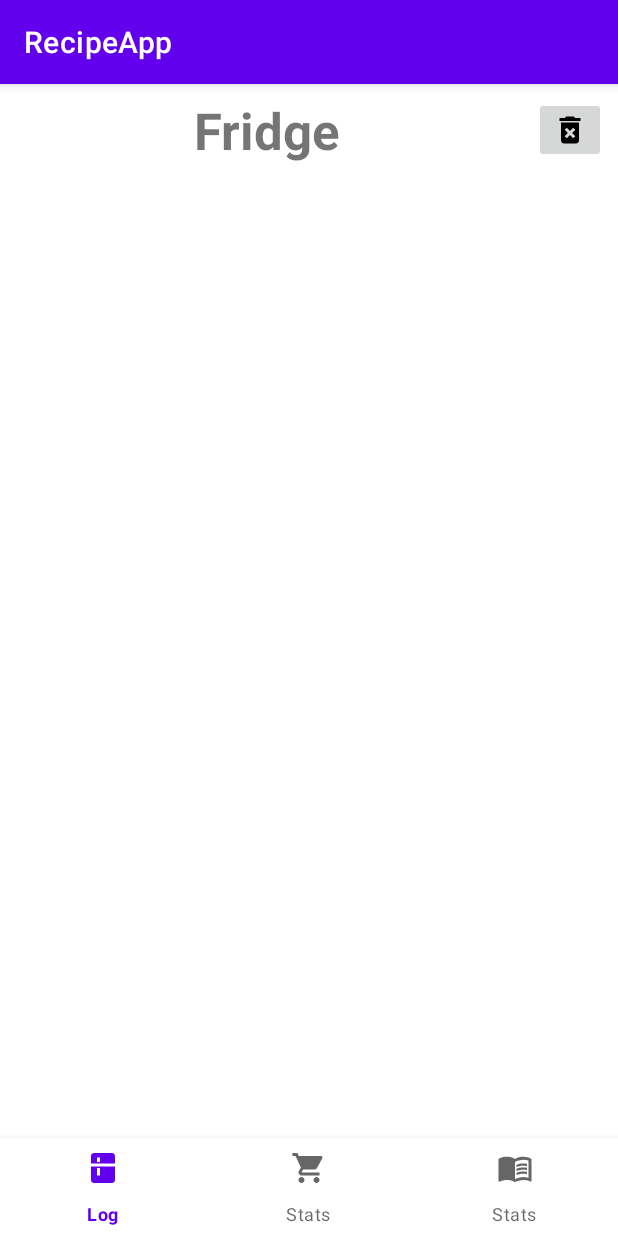
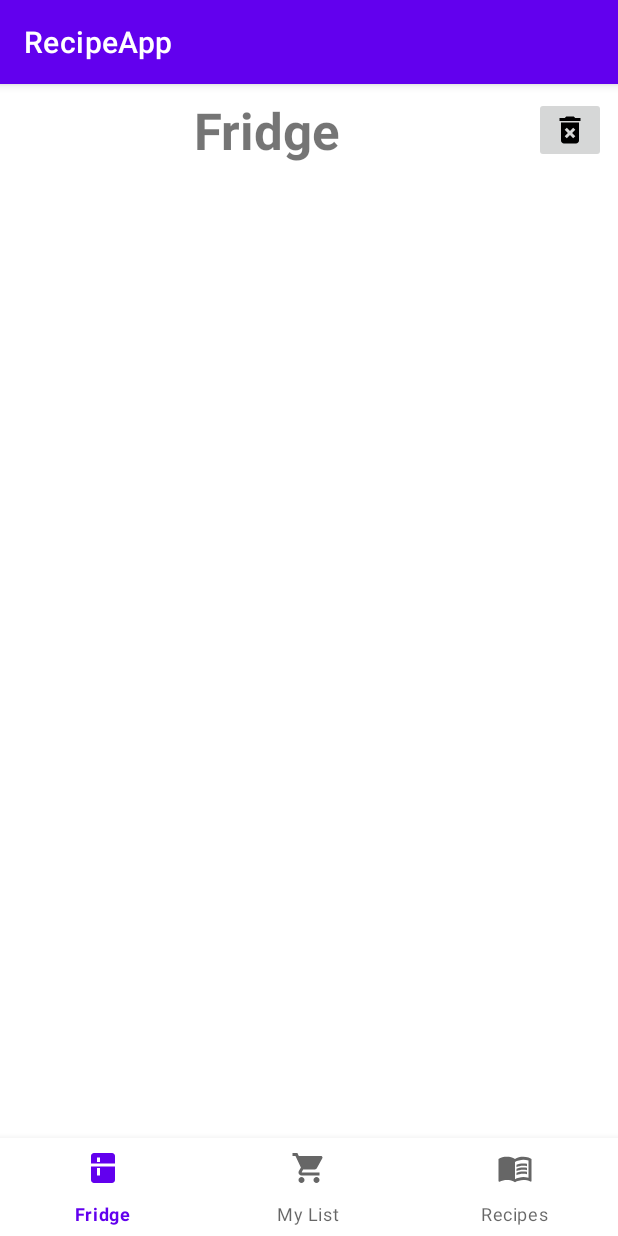
Before and after one commit to AndroidSpring2023FinalProject/RecipeApp, an Android app: the screen it shows after launch (MainActivity), on a phone screen of 412 x 824 dp. Run offline under Robolectric (Android 15) with nearby library versions, the light colour scheme and no system bars.

Commit message:
Fixed the nav names.

```diff
--- /dev/null
+++ b/app/src/main/java/com/example/recipeapp/FridgeAdapter.kt
@@ -0,0 +1,4 @@
+package com.example.recipeapp
+
+class FridgeAdapter {
+}
--- a/app/src/main/java/com/example/recipeapp/MainActivity.kt
+++ b/app/src/main/java/com/example/recipeapp/MainActivity.kt
@@ -16,7 +16,7 @@ class MainActivity : AppCompatActivity() {
 
         val btmNavView = findViewById<BottomNavigationView>(R.id.bottom_navigation)
 
-        btmNavView.setOnItemReselectedListener { item ->
+        btmNavView.setOnItemSelectedListener { item ->
             lateinit var fragment: Fragment
             when(item.itemId){
                 R.id.action_fridge -> fragment = fridgeFragment
--- a/app/src/main/res/menu/menu_bottom_navigation.xml
+++ b/app/src/main/res/menu/menu_bottom_navigation.xml
@@ -5,18 +5,18 @@
         android:id="@+id/action_fridge"
         android:enabled="true"
         android:icon="@drawable/ic_fridge"
-        android:title="Log"
+        android:title="Fridge"
         app:showAsAction="ifRoom" />
     <item
         android:id="@+id/action_grocery_list"
         android:enabled="true"
         android:icon="@drawable/ic_grocery"
-        android:title="Stats"
+        android:title="My List"
         app:showAsAction="ifRoom" />
     <item
         android:id="@+id/action_recipes"
         android:enabled="true"
         android:icon="@drawable/ic_recipes"
-        android:title="Stats"
+        android:title="Recipes"
         app:showAsAction="ifRoom" />
 </menu>
```
